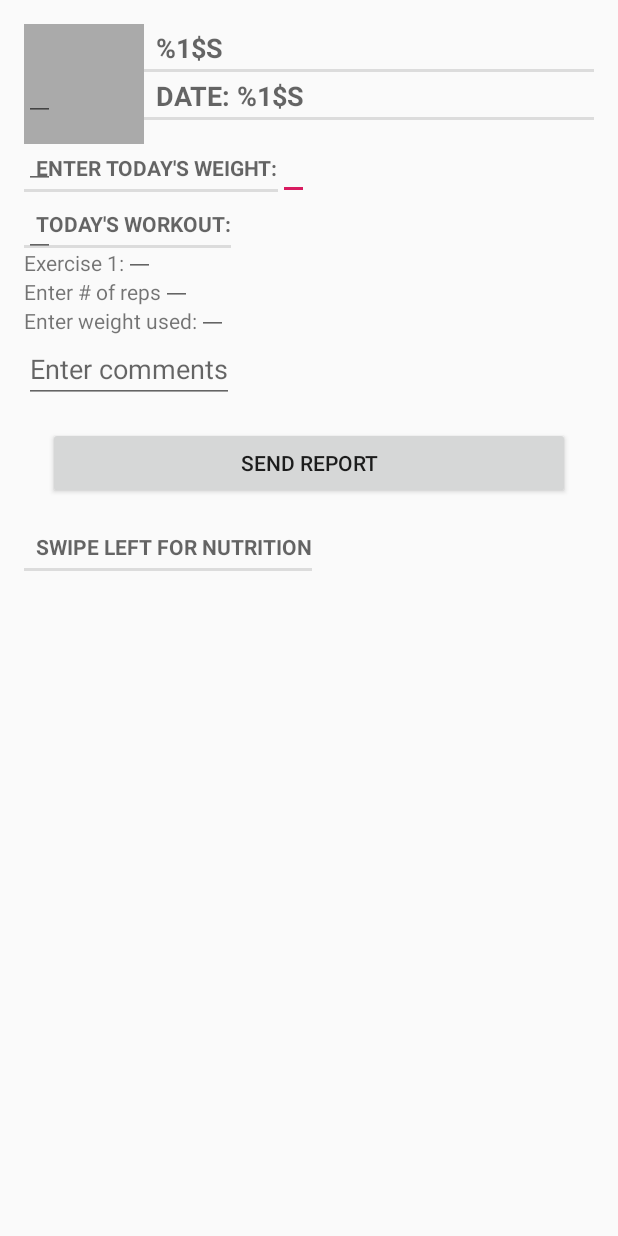
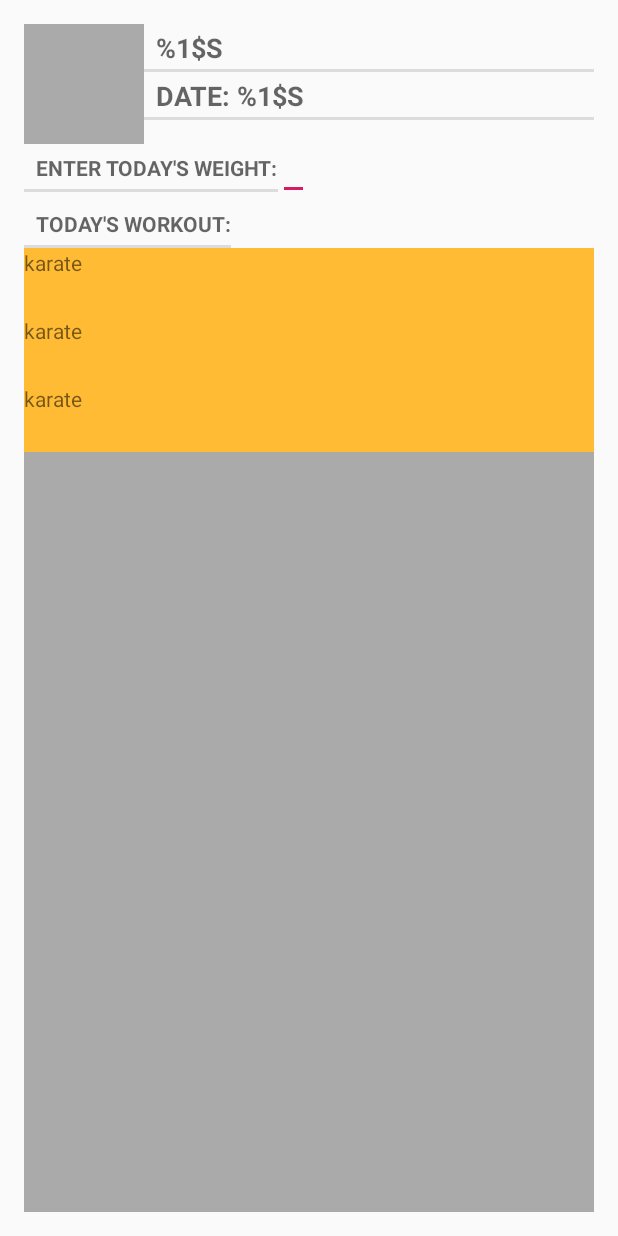
Before and after one commit to ultimatezachgrafton/GSCTrainingandNutritionTracker, an Android app: the layout fragment_workout_report.xml on its own in the app's theme, with its tools: preview values and no code run, on a phone screen of 412 x 824 dp. Run offline under Robolectric (Android 15) with nearby library versions, the phone set to English and light mode, and no system bars.

Commit message:
ReportListAdapter issues

```diff
--- a/app/src/main/java/zachg/gsctrainingandnutritiontracker/AdminList/AdminListFragment.java
+++ b/app/src/main/java/zachg/gsctrainingandnutritiontracker/AdminList/AdminListFragment.java
@@ -57,7 +57,7 @@ public class AdminListFragment extends Fragment implements UserListAdapter.OnIte
 
         adapter = new UserListAdapter(UserHandler.getUserOptions(UserHandler.userColRef));
 
-        mUserRecyclerView = v.findViewById(R.id.rvuser_list);
+        mUserRecyclerView = v.findViewById(R.id.rvUser);
         mUserRecyclerView.setHasFixedSize(true);
         mUserRecyclerView.setLayoutManager(new LinearLayoutManager(getContext()));
         mUserRecyclerView.setAdapter(adapter);
--- a/app/src/main/java/zachg/gsctrainingandnutritiontracker/AdminList/UserListAdapter.java
+++ b/app/src/main/java/zachg/gsctrainingandnutritiontracker/AdminList/UserListAdapter.java
@@ -33,7 +33,6 @@ public class UserListAdapter extends FirestoreRecyclerAdapter<User, UserListAdap
     @NonNull
     @Override
     public UserViewHolder onCreateViewHolder(@NonNull ViewGroup parent, int viewType) {
-
         View v = LayoutInflater.from(parent.getContext()).inflate(R.layout.rvuser_item,
                 parent, false);
         return new UserViewHolder(v);
--- a/app/src/main/java/zachg/gsctrainingandnutritiontracker/reports/ReportNutritionFragment.java
+++ b/app/src/main/java/zachg/gsctrainingandnutritiontracker/reports/ReportNutritionFragment.java
@@ -86,7 +86,6 @@ public class ReportNutritionFragment extends Fragment {
             mClientName = currentSelectedUser.getClientName();
         }
 
-        ReportHandler.fetchReports(mReports);
         adapter = new ReportListAdapter(ReportHandler.getReportOptions(ReportHandler.reportColRef));
 
         mNutritionRecyclerView = v.findViewById(R.id.rvNutrition);
--- a/app/src/main/res/layout/fragment_admin_list.xml
+++ b/app/src/main/res/layout/fragment_admin_list.xml
@@ -8,7 +8,7 @@
     app:layout_behavior="@string/appbar_scrolling_view_behavior">
 
     <androidx.recyclerview.widget.RecyclerView
-        android:id="@+id/rvuser_list"
+        android:id="@+id/rvUser"
         android:layout_width="match_parent"
         android:layout_height="match_parent"
         android:background="@android:color/darker_gray"
--- a/app/src/main/res/layout/fragment_workout_report.xml
+++ b/app/src/main/res/layout/fragment_workout_report.xml
@@ -1,10 +1,16 @@
 <?xml version="1.0" encoding="utf-8"?>
-<RelativeLayout xmlns:android="http://schemas.android.com/apk/res/android"
+
+<LinearLayout
+    xmlns:android="http://schemas.android.com/apk/res/android"
     xmlns:tools="http://schemas.android.com/tools"
     android:orientation="vertical"
     android:layout_width="match_parent"
     android:layout_height="match_parent"
     android:layout_margin="16dp">
+
+    <RelativeLayout
+        android:layout_width="match_parent"
+        android:layout_height="match_parent">
 
     <ImageView
         android:id="@+id/client_photo"
@@ -59,63 +65,30 @@
         android:text="@string/exercises"
         android:layout_below="@id/etWeight"/>
 
+    <androidx.coordinatorlayout.widget.CoordinatorLayout
+        xmlns:android="http://schemas.android.com/apk/res/android"
+        xmlns:app="http://schemas.android.com/apk/res-auto"
+        xmlns:tools="http://schemas.android.com/tools"
+        android:layout_width="match_parent"
+        android:layout_height="match_parent"
+        android:id="@+id/cLayout"
+        android:layout_below="@+id/separator2"
+        app:layout_behavior="@string/appbar_scrolling_view_behavior">
+
     <androidx.recyclerview.widget.RecyclerView
-        android:layout_width="wrap_content"
-        android:layout_height="wrap_content"
+        android:layout_width="match_parent"
+        android:layout_height="match_parent"
         android:id="@+id/rvWorkout"
-        tools:listitem="@layout/rvworkout_item">
-    </androidx.recyclerview.widget.RecyclerView>
-
-    <TextView
-        android:id="@+id/exercise_name_text"
-        android:layout_width="wrap_content"
-        android:layout_height="wrap_content"
-        android:text="@string/exercise_num"
-        android:layout_below="@+id/separator2"/>
-
-    <EditText
-        android:id="@+id/etExerciseName"
-        android:layout_width="wrap_content"
-        android:layout_height="wrap_content"
-        android:singleLine="true"
-        android:layout_toRightOf="@id/exercise_name_text"
-        android:layout_alignBottom="@id/exercise_name_text"/>
-
-    <TextView
-        android:id="@+id/reps_text"
-        android:layout_width="wrap_content"
-        android:layout_height="wrap_content"
-        android:text="@string/reps"
-        android:layout_below="@id/exercise_name_text"/>
-
-    <EditText
-        android:id="@+id/etRepsEntry"
-        android:layout_width="wrap_content"
-        android:layout_height="wrap_content"
-        android:singleLine="true"
-        android:layout_toRightOf="@id/reps_text"
-        android:layout_alignBottom="@id/reps_text"/>
-
-    <TextView
-        android:id="@+id/weight_used_text"
-        android:layout_width="wrap_content"
-        android:layout_height="wrap_content"
-        android:text="@string/workout_weight"
-        android:layout_below="@id/reps_text"/>
-
-    <EditText
-        android:id="@+id/etWeightUsedEntry"
-        android:layout_width="wrap_content"
-        android:layout_height="wrap_content"
-        android:layout_toRightOf="@id/weight_used_text"
-        android:layout_alignBottom="@id/weight_used_text"/>
+        android:background="@android:color/darker_gray"
+        tools:listitem="@layout/rvworkout_item"/>
+    </androidx.coordinatorlayout.widget.CoordinatorLayout>
 
     <EditText
         android:id="@+id/etWorkoutComments"
         android:layout_width="wrap_content"
         android:layout_height="wrap_content"
         android:hint="@string/comments"
-        android:layout_below="@id/weight_used_text" />
+        android:layout_below="@id/cLayout" />
 
     <Button
         android:id="@+id/bSendReport"
@@ -136,4 +109,6 @@
         android:text="@string/swipe_info1"
         android:layout_below="@id/bSendReport"/>
 
-</RelativeLayout>
+    </RelativeLayout>
+
+</LinearLayout>
--- a/app/src/main/res/layout/rvuser_item.xml
+++ b/app/src/main/res/layout/rvuser_item.xml
@@ -9,13 +9,11 @@
         android:id="@+id/tvFirstName"
         style="@style/user_title"
         android:layout_width="match_parent"
-        android:layout_height="wrap_content"
-        />
+        android:layout_height="wrap_content"/>
 
     <TextView
         android:id="@+id/tvEmail"
         android:layout_width="match_parent"
-        android:layout_height="wrap_content"
-        />
+        android:layout_height="wrap_content"/>
 
 </LinearLayout>
--- a/app/src/main/res/layout/rvworkout_item.xml
+++ b/app/src/main/res/layout/rvworkout_item.xml
@@ -1,29 +1,26 @@
 <?xml version="1.0" encoding="utf-8"?>
-<LinearLayout xmlns:android="http://schemas.android.com/apk/res/android"
+<RelativeLayout xmlns:android="http://schemas.android.com/apk/res/android"
     android:orientation="vertical" android:layout_width="match_parent"
-    android:layout_height="match_parent">
+    android:layout_height="wrap_content"
+    android:id="@+id/workoutListItem"
+    android:background="@android:color/holo_orange_light">
 
     <TextView
-        android:layout_width="wrap_content"
+        android:layout_width="match_parent"
         android:layout_height="wrap_content"
-        android:id="@+id/tvWorkoutName" />
+        android:id="@+id/tvExerciseName"
+        android:text="karate"/>
 
     <EditText
-        android:layout_width="wrap_content"
+        android:layout_width="match_parent"
         android:layout_height="wrap_content"
         android:id="@+id/etRepsEntry"
-        android:layout_toRightOf="@+id/tvWorkoutName"/>
+        android:layout_toRightOf="@+id/tvExerciseName"/>
 
     <EditText
-        android:layout_width="wrap_content"
+        android:layout_width="match_parent"
         android:layout_height="wrap_content"
         android:id="@+id/etWeightUsedEntry"
         android:layout_toRightOf="@+id/etRepsEntry"/>
 
-    <EditText
-        android:layout_width="wrap_content"
-        android:layout_height="wrap_content"
-        android:id="@+id/etWorkoutComments"
-        android:layout_below="@+id/tvWorkoutName"/>
-
-</LinearLayout>
+</RelativeLayout>
```
Also changed, not shown: app/src/main/java/zachg/gsctrainingandnutritiontracker/calendar/DatePickerFragment.java (+28 -12 lines), app/src/main/java/zachg/gsctrainingandnutritiontracker/reports/Report.java (+17 -0 lines), app/src/main/java/zachg/gsctrainingandnutritiontracker/reports/ReportHandler.java (+3 -4 lines), app/src/main/java/zachg/gsctrainingandnutritiontracker/reports/ReportListAdapter.java (+16 -30 lines), app/src/main/java/zachg/gsctrainingandnutritiontracker/reports/ReportWorkoutFragment.java (+18 -50 lines).
